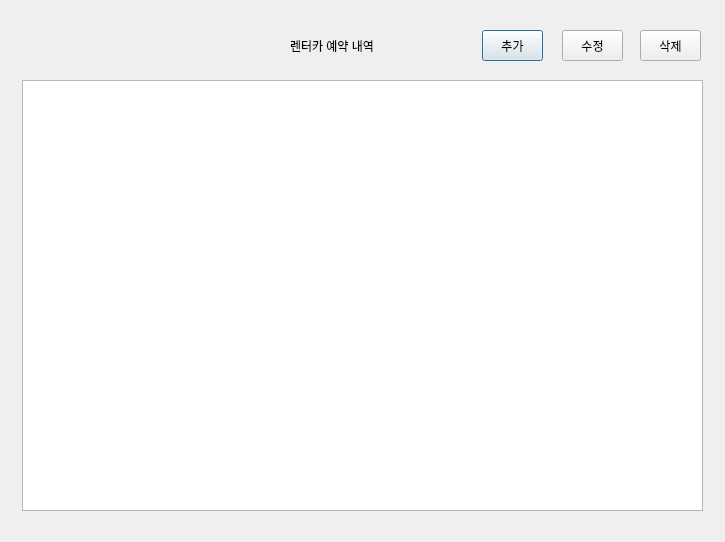
Old version of the form server/reservation.ui in the repository rentacar-4team/rentacar.
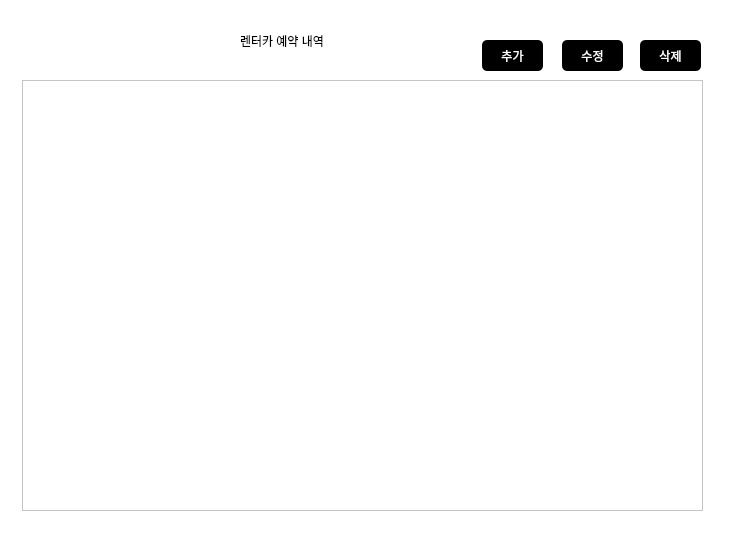
New version of the form.

```diff
--- a/server/reservation.ui
+++ b/server/reservation.ui
@@ -6,22 +6,28 @@
    <rect>
     <x>0</x>
     <y>0</y>
-    <width>725</width>
+    <width>730</width>
     <height>542</height>
    </rect>
   </property>
   <property name="windowTitle">
    <string>Dialog</string>
   </property>
+  <property name="styleSheet">
+   <string notr="true">background-color: rgb(255, 255, 255);</string>
+  </property>
   <widget class="QLabel" name="label">
    <property name="geometry">
     <rect>
-     <x>290</x>
+     <x>240</x>
      <y>20</y>
-     <width>131</width>
-     <height>51</height>
+     <width>221</width>
+     <height>41</height>
     </rect>
    </property>
+   <property name="styleSheet">
+    <string notr="true">font: 75 20pt &quot;ori1Uni&quot;;</string>
+   </property>
    <property name="text">
     <string>렌터카 예약 내역</string>
    </property>
@@ -40,11 +46,16 @@
    <property name="geometry">
     <rect>
      <x>482</x>
-     <y>30</y>
+     <y>40</y>
      <width>61</width>
      <height>31</height>
     </rect>
    </property>
+   <property name="styleSheet">
+    <string notr="true">background-color: rgb(0, 0, 0);
+color: rgb(255, 255, 255);
+border-radius: 5px;</string>
+   </property>
    <property name="text">
     <string>추가</string>
    </property>
@@ -53,11 +64,16 @@
    <property name="geometry">
     <rect>
      <x>562</x>
-     <y>30</y>
+     <y>40</y>
      <width>61</width>
      <height>31</height>
     </rect>
    </property>
+   <property name="styleSheet">
+    <string notr="true">background-color: rgb(0, 0, 0);
+color: rgb(255, 255, 255);
+border-radius: 5px;</string>
+   </property>
    <property name="text">
     <string>수정</string>
    </property>
@@ -66,11 +82,16 @@
    <property name="geometry">
     <rect>
      <x>640</x>
-     <y>30</y>
+     <y>40</y>
      <width>61</width>
      <height>31</height>
     </rect>
    </property>
+   <property name="styleSheet">
+    <string notr="true">background-color: rgb(0, 0, 0);
+color: rgb(255, 255, 255);
+border-radius: 5px;</string>
+   </property>
    <property name="text">
     <string>삭제</string>
    </property>
```
Left out of the diff: 9 changed lines with no effect on the pictures.
